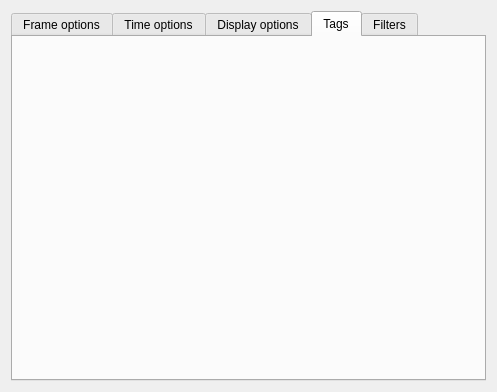
Above: ProcessOptionsGui.ui from fedeceri85/robopy2 before the change. Below: the same form after it.
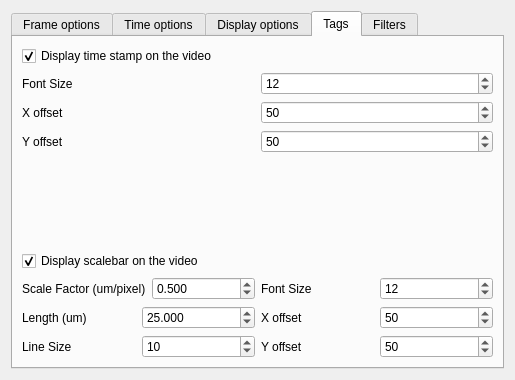
That is the form after the change. The open tabs and pages were chosen to show the change.

Commit message: added time stamp and scalebar

The edit to the form file:
```diff
--- a/ProcessOptionsGui.ui
+++ b/ProcessOptionsGui.ui
@@ -6,8 +6,8 @@
    <rect>
     <x>0</x>
     <y>0</y>
-    <width>497</width>
-    <height>392</height>
+    <width>515</width>
+    <height>380</height>
    </rect>
   </property>
   <property name="windowTitle">
@@ -513,6 +513,269 @@
       <attribute name="title">
        <string>Tags</string>
       </attribute>
+      <layout class="QVBoxLayout" name="verticalLayout_9">
+       <item>
+        <widget class="QCheckBox" name="displayTimesCheckBox">
+         <property name="text">
+          <string>Display time stamp on the video</string>
+         </property>
+         <property name="checked">
+          <bool>true</bool>
+         </property>
+        </widget>
+       </item>
+       <item>
+        <layout class="QHBoxLayout" name="horizontalLayout_8">
+         <item>
+          <widget class="QLabel" name="fontSizeLabel">
+           <property name="text">
+            <string>Font Size</string>
+           </property>
+          </widget>
+         </item>
+         <item>
+          <widget class="QSpinBox" name="fontSizeSpinBox">
+           <property name="value">
+            <number>12</number>
+           </property>
+          </widget>
+         </item>
+        </layout>
+       </item>
+       <item>
+        <layout class="QHBoxLayout" name="horizontalLayout_9">
+         <item>
+          <widget class="QLabel" name="xOffsetLabel">
+           <property name="text">
+            <string>X offset</string>
+           </property>
+          </widget>
+         </item>
+         <item>
+          <widget class="QSpinBox" name="xOffsetSpinBox">
+           <property name="maximum">
+            <number>2560</number>
+           </property>
+           <property name="value">
+            <number>50</number>
+           </property>
+          </widget>
+         </item>
+        </layout>
+       </item>
+       <item>
+        <layout class="QHBoxLayout" name="horizontalLayout_10">
+         <item>
+          <widget class="QLabel" name="yOffsetLabel">
+           <property name="text">
+            <string>Y offset</string>
+           </property>
+          </widget>
+         </item>
+         <item>
+          <widget class="QSpinBox" name="yOffsetSpinBox">
+           <property name="maximum">
+            <number>2560</number>
+           </property>
+           <property name="value">
+            <number>50</number>
+           </property>
+          </widget>
+         </item>
+        </layout>
+       </item>
+       <item>
+        <spacer name="verticalSpacer_2">
+         <property name="orientation">
+          <enum>Qt::Vertical</enum>
+         </property>
+         <property name="sizeHint" stdset="0">
+          <size>
+           <width>20</width>
+           <height>40</height>
+          </size>
+         </property>
+        </spacer>
+       </item>
+       <item>
+        <widget class="QCheckBox" name="scalebarCheckBox">
+         <property name="text">
+          <string>Display scalebar on the video</string>
+         </property>
+         <property name="checked">
+          <bool>true</bool>
+         </property>
+        </widget>
+       </item>
+       <item>
+        <layout class="QHBoxLayout" name="horizontalLayout_16">
+         <item>
+          <layout class="QVBoxLayout" name="verticalLayout_7">
+           <item>
+            <layout class="QHBoxLayout" name="horizontalLayout_12">
+             <item>
+              <widget class="QLabel" name="label_2">
+               <property name="text">
+                <string>Scale Factor (um/pixel)</string>
+               </property>
+              </widget>
+             </item>
+             <item>
+              <widget class="QDoubleSpinBox" name="sbScaleFactorSpinBox">
+               <property name="decimals">
+                <number>3</number>
+               </property>
+               <property name="maximum">
+                <double>1000.000000000000000</double>
+               </property>
+               <property name="singleStep">
+                <double>0.010000000000000</double>
+               </property>
+               <property name="value">
+                <double>0.500000000000000</double>
+               </property>
+              </widget>
+             </item>
+            </layout>
+           </item>
+           <item>
+            <layout class="QHBoxLayout" name="horizontalLayout_11">
+             <item>
+              <widget class="QLabel" name="label_4">
+               <property name="text">
+                <string>Length (um)</string>
+               </property>
+              </widget>
+             </item>
+             <item>
+              <widget class="QDoubleSpinBox" name="sbLengthSpinBox">
+               <property name="decimals">
+                <number>3</number>
+               </property>
+               <property name="maximum">
+                <double>1000.000000000000000</double>
+               </property>
+               <property name="singleStep">
+                <double>0.010000000000000</double>
+               </property>
+               <property name="value">
+                <double>25.000000000000000</double>
+               </property>
+              </widget>
+             </item>
+            </layout>
+           </item>
+           <item>
+            <layout class="QHBoxLayout" name="horizontalLayout_17">
+             <item>
+              <widget class="QLabel" name="label_5">
+               <property name="text">
+                <string>Line Size</string>
+               </property>
+              </widget>
+             </item>
+             <item>
+              <widget class="QSpinBox" name="lineSizeSpinBox">
+               <property name="minimum">
+                <number>1</number>
+               </property>
+               <property name="value">
+                <number>10</number>
+               </property>
+              </widget>
+             </item>
+            </layout>
+           </item>
+          </layout>
+         </item>
+         <item>
+          <layout class="QVBoxLayout" name="verticalLayout_8">
+           <item>
+            <layout class="QHBoxLayout" name="horizontalLayout_14">
+             <item>
+              <widget class="QLabel" name="fontSizeLabel_2">
+               <property name="text">
+                <string>Font Size</string>
+               </property>
+              </widget>
+             </item>
+             <item>
+              <widget class="QSpinBox" name="sbFontSizeSpinBox">
+               <property name="value">
+                <number>12</number>
+               </property>
+              </widget>
+             </item>
+            </layout>
+           </item>
+           <item>
+            <layout class="QHBoxLayout" name="horizontalLayout_15">
+             <item>
+              <widget class="QLabel" name="xOffsetLabel_2">
+               <property name="text">
+                <string>X offset</string>
+               </property>
+              </widget>
+             </item>
+             <item>
+              <widget class="QSpinBox" name="sbXOffsetSpinBox">
+               <property name="maximum">
+                <number>2560</number>
+               </property>
+               <property name="value">
+                <number>50</number>
+               </property>
+              </widget>
+             </item>
+            </layout>
+           </item>
+           <item>
+            <layout class="QHBoxLayout" name="horizontalLayout_13">
+             <item>
+              <widget class="QLabel" name="yOffsetLabel_2">
+               <property name="text">
+                <string>Y offset</string>
+               </property>
+              </widget>
+             </item>
+             <item>
+              <widget class="QSpinBox" name="sbYOffsetSpinBox">
+               <property name="maximum">
+                <number>2560</number>
+               </property>
+               <property name="value">
+                <number>50</number>
+               </property>
+              </widget>
+             </item>
+            </layout>
+           </item>
+          </layout>
+         </item>
+        </layout>
+       </item>
+      </layout>
+      <zorder>displayTimesCheckBox</zorder>
+      <zorder>fontSizeLabel</zorder>
+      <zorder>fontSizeSpinBox</zorder>
+      <zorder>xOffsetLabel</zorder>
+      <zorder>yOffsetLabel</zorder>
+      <zorder>yOffsetSpinBox</zorder>
+      <zorder>xOffsetSpinBox</zorder>
+      <zorder>verticalSpacer_2</zorder>
+      <zorder>scalebarCheckBox</zorder>
+      <zorder>label_2</zorder>
+      <zorder>sbScaleFactorSpinBox</zorder>
+      <zorder>label_4</zorder>
+      <zorder>sbLengthSpinBox</zorder>
+      <zorder>label_5</zorder>
+      <zorder>layoutWidget_2</zorder>
+      <zorder>layoutWidget_3</zorder>
+      <zorder>layoutWidget_4</zorder>
+      <zorder>sbLengthSpinBox</zorder>
+      <zorder>label_4</zorder>
+      <zorder>label_5</zorder>
+      <zorder>lineSizeSpinBox</zorder>
      </widget>
      <widget class="QWidget" name="FiltersTab">
       <attribute name="title">
```
Left out of the diff: 2 changed lines with no effect on the pictures. The commit also changes 8 other files.
